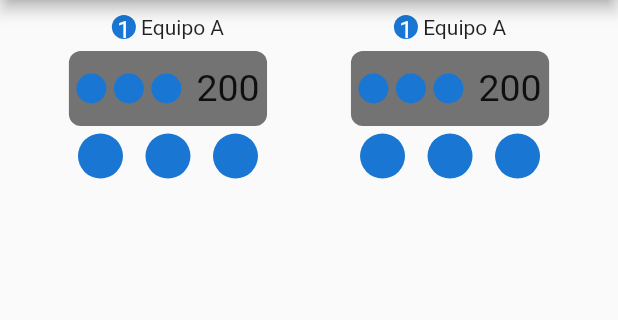
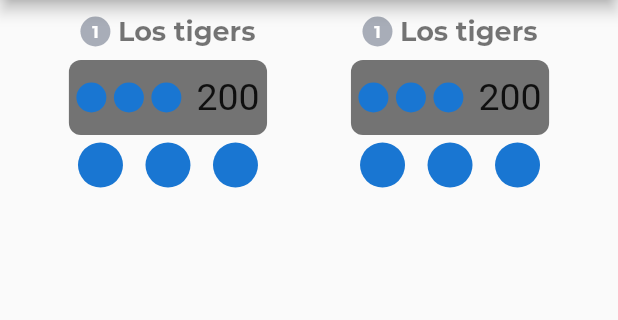
Before and after one commit to nexstar-abrahammella/Dominote, a Flutter app: the screen it shows after launch, on a phone screen of 412 x 824 dp, the part 84-404 px from its top. Run offline on Flutter 3.47's test engine with Material 2 defaults, Android fonts, the phone set to English and light mode, and no system bars.

Commit message:
refactor team title row

```diff
--- a/lib/components/team_points_board.dart
+++ b/lib/components/team_points_board.dart
@@ -1,4 +1,5 @@
 import 'package:flutter/material.dart';
+import 'package:domiote/utilities/styles.dart';
 
 class TeamPointsBoard extends StatefulWidget {
   @override
@@ -6,6 +7,8 @@ class TeamPointsBoard extends StatefulWidget {
 }
 
 class _TeamPointsBoardState extends State<TeamPointsBoard> {
+  final String teamNumber = "1";
+  final String teamName = "Los tigers";
   @override
   Widget build(BuildContext context) {
     return Container(
@@ -16,10 +19,28 @@ class _TeamPointsBoardState extends State<TeamPointsBoard> {
             mainAxisAlignment: MainAxisAlignment.center,
             children: <Widget>[
               CircleAvatar(
-                child: Text("1"),
-                radius: 8,
+                backgroundColor: blue300,
+                child: Text(
+                  teamNumber,
+                  style: TextStyle(
+                      fontSize: 11,
+                      color: whiteColor,
+                      fontFamily: 'Monserrat',
+                      fontWeight: FontWeight.bold),
+                ),
+                radius: 10,
               ),
-              Text(" Equipo A")
+              SizedBox(
+                width: 5,
+              ),
+              Text(
+                teamName,
+                style: TextStyle(
+                    fontFamily: 'Monserrat',
+                    fontWeight: FontWeight.bold,
+                    color: Colors.black54,
+                    fontSize: 18),
+              )
             ],
           ),
           SizedBox(
```
